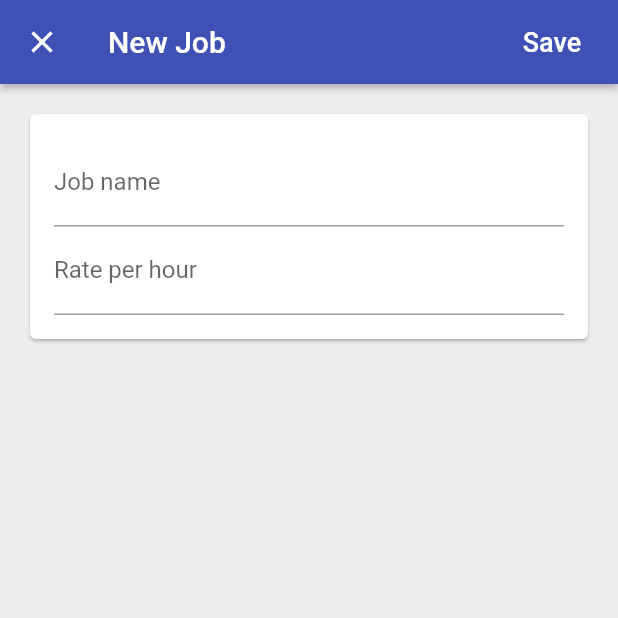
After one commit to sangphan45/time_tracker_flutter, a Flutter app: the screen it shows once a user with an empty profile is signed in, after a tap on the "add" icon, on a phone screen of 412 x 824 dp, the top half of it. The commit adds this screen. Run offline on Flutter 3.47's test engine with Material 2 defaults, Android fonts, the phone set to English and light mode, and no system bars; our stand-ins replace cloud_firestore, firebase_auth, firebase_core, google_sign_in; missing offline and left inert: flutter_facebook_login; accounts and stored records are empty.

Commit message:
building Job Page

```diff
--- /dev/null
+++ b/lib/app/home/jobs/edit_job_page.dart
@@ -0,0 +1,141 @@
+import 'package:flutter/material.dart';
+import 'package:flutter/services.dart';
+import 'package:provider/provider.dart';
+import 'package:time_tracker_flutter/app/home/models/job.dart';
+import 'package:time_tracker_flutter/common_widgets/platform_alert_dialog.dart';
+import 'package:time_tracker_flutter/common_widgets/platform_exception_alert_dialog.dart';
+import 'package:time_tracker_flutter/services/database.dart';
+
+class EditJobPage extends StatefulWidget {
+  const EditJobPage({super.key, required this.database, this.job});
+  final Database database;
+  final Job? job;
+
+  static Future<void> show(BuildContext context, {Job? job}) async {
+    final database = Provider.of<Database>(context, listen: false);
+    await Navigator.of(context).push(
+      MaterialPageRoute(
+        builder: (context) => EditJobPage(database: database, job: job),
+        fullscreenDialog: true,
+      ),
+    );
+  }
+
+  @override
+  State<EditJobPage> createState() => _EditJobPageState();
+}
+
+class _EditJobPageState extends State<EditJobPage> {
+  final _formKey = GlobalKey<FormState>();
+
+  String? _name;
+  int? _ratePerHour;
+
+  @override
+  void initState() {
+    super.initState();
+    if (widget.job != null) {
+      _name = widget.job!.name;
+      _ratePerHour = widget.job!.ratePerHour;
+    }
+  }
+
+  bool _validateAndSaveForm() {
+    final form = _formKey.currentState!;
+    if (form.validate()) {
+      form.save();
+      return true;
+    }
+    return false;
+  }
+
+  Future<void> _submit() async {
+    if (_validateAndSaveForm()) {
+      try {
+        final jobs = await widget.database.jobsStream().first;
+        final allNames = jobs.map((job) => job.name).toList();
+        if (allNames.contains(_name)) {
+          PlatformAlertDialog(
+            title: 'Name already used',
+            content: 'Please choose a different job name',
+            defaultActionText: 'OK',
+          ).show(context);
+        } else {
+          final id = widget.job?.id ?? documentIdFromCurrentDate();
+          final job =
+              Job(id: id, name: _name ?? '', ratePerHour: _ratePerHour ?? 0);
+          await widget.database.setJob(job);
+          Navigator.of(context).pop();
+        }
+      } on PlatformException catch (e) {
+        PlatformExceptionAlertDialog(
+          title: 'Operation failed',
+          exception: PlatformException(code: e.code, message: e.message),
+        ).show(context);
+      }
+    }
+  }
+
+  @override
+  Widget build(BuildContext context) {
+    return Scaffold(
+      appBar: AppBar(
+        elevation: 2.0,
+        title: Text(widget.job == null ? 'New Job' : 'Edit Job'),
+        actions: <Widget>[
+          FlatButton(
+            child: Text('Save',
+                style: TextStyle(fontSize: 18, color: Colors.white)),
+            onPressed: _submit,
+          ),
+        ],
+      ),
+      body: _buildContents(),
+      backgroundColor: Colors.grey[200],
+    );
+  }
+
+  Widget _buildContents() {
+    return SingleChildScrollView(
+      child: Padding(
+        padding: const EdgeInsets.all(16.0),
+        child: Card(
+          child: Padding(
+            padding: const EdgeInsets.all(16.0),
+            child: _buildForm(),
+          ),
+        ),
+      ),
+    );
+  }
+
+  Widget _buildForm() {
+    return Form(
+      key: _formKey,
+      child: Column(
+        crossAxisAlignment: CrossAxisAlignment.stretch,
+        children: _buildFormChildren(),
+      ),
+    );
+  }
+
+  List<Widget> _buildFormChildren() {
+    return [
+      TextFormField(
+        decoration: InputDecoration(labelText: 'Job name'),
+        initialValue: _name,
+        validator: (value) => value!.isNotEmpty ? null : 'Name can\'t be empty',
+        onSaved: (value) => _name = value,
+      ),
+      TextFormField(
+        decoration: InputDecoration(labelText: 'Rate per hour'),
+        initialValue: _ratePerHour != null ? '$_ratePerHour' : null,
+        keyboardType: TextInputType.numberWithOptions(
+          signed: false,
+          decimal: false,
+        ),
+        onSaved: (value) => _ratePerHour = int.tryParse(value ?? '') ?? 0,
+      ),
+    ];
+  }
+}
--- /dev/null
+++ b/lib/app/home/jobs/job_list_tile.dart
@@ -0,0 +1,17 @@
+import 'package:flutter/material.dart';
+import 'package:time_tracker_flutter/app/home/models/job.dart';
+
+class JobListTile extends StatelessWidget {
+  const JobListTile({super.key, required this.job, this.onTap});
+  final Job job;
+  final VoidCallback? onTap;
+
+  @override
+  Widget build(BuildContext context) {
+    return ListTile(
+      title: Text(job.name),
+      trailing: Icon(Icons.chevron_right),
+      onTap: onTap,
+    );
+  }
+}
--- a/lib/app/home/jobs/jobs_page.dart
+++ b/lib/app/home/jobs/jobs_page.dart
@@ -2,7 +2,8 @@ import 'package:firebase_auth/firebase_auth.dart';
 import 'package:flutter/material.dart';
 import 'package:flutter/services.dart';
 import 'package:provider/provider.dart';
-import 'package:time_tracker_flutter/app/home/jobs/add_job_page.dart';
+import 'package:time_tracker_flutter/app/home/jobs/edit_job_page.dart';
+import 'package:time_tracker_flutter/app/home/jobs/job_list_tile.dart';
 import 'package:time_tracker_flutter/app/home/models/job.dart';
 import 'package:time_tracker_flutter/common_widgets/platform_alert_dialog.dart';
 import 'package:time_tracker_flutter/common_widgets/platform_exception_alert_dialog.dart';
@@ -31,17 +32,17 @@ class JobsPage extends StatelessWidget {
     }
   }
 
-  Future<void> _createJob(BuildContext context) async {
-    try {
-      final database = Provider.of<Database>(context, listen: false);
-      await database.createJob(Job(name: 'Blogging', ratePerHour: 10));
-    } on FirebaseException catch (e) {
-      PlatformExceptionAlertDialog(
-        title: 'Operation failed',
-        exception: PlatformException(code: e.code, message: e.message),
-      ).show(context);
-    }
-  }
+  // Future<void> _createJob(BuildContext context) async {
+  //   try {
+  //     final database = Provider.of<Database>(context, listen: false);
+  //     await database.setJob(Job(name: 'Blogging', ratePerHour: 10));
+  //   } on FirebaseException catch (e) {
+  //     PlatformExceptionAlertDialog(
+  //       title: 'Operation failed',
+  //       exception: PlatformException(code: e.code, message: e.message),
+  //     ).show(context);
+  //   }
+  // }
 
   @override
   Widget build(BuildContext context) {
@@ -61,7 +62,7 @@ class JobsPage extends StatelessWidget {
       body: _buildContents(context),
       floatingActionButton: FloatingActionButton(
         child: Icon(Icons.add),
-        onPressed: () => AddJobPage.show(context),
+        onPressed: () => EditJobPage.show(context),
       ),
     );
   }
@@ -73,7 +74,12 @@ class JobsPage extends StatelessWidget {
       builder: (context, snapshot) {
         if (snapshot.hasData) {
           final jobs = snapshot.data!;
-          final children = jobs.map((job) => Text(job.name)).toList();
+          final children = jobs
+              .map((job) => JobListTile(
+                    job: job,
+                    onTap: () => EditJobPage.show(context, job: job),
+                  ))
+              .toList();
           return ListView(children: children);
         }
         if (snapshot.hasError) {
--- a/lib/app/home/models/job.dart
+++ b/lib/app/home/models/job.dart
@@ -1,9 +1,10 @@
 class Job {
-  Job({required this.name, required this.ratePerHour});
+  Job({required this.id, required this.name, required this.ratePerHour});
+  final String id;
   final String name;
   final int ratePerHour;
 
-  factory Job.fromMap(Map<String, dynamic> data) {
+  factory Job.fromMap(Map<String, dynamic> data, String documentId) {
     // if (data == null) {
     //   return null;
     // }
@@ -11,6 +12,7 @@ class Job {
     final String name = data['name'];
     final int ratePerHour = data['ratePerHour'];
     return Job(
+      id: documentId,
       name: name,
       ratePerHour: ratePerHour,
     );
--- a/lib/services/database.dart
+++ b/lib/services/database.dart
@@ -4,23 +4,25 @@ import 'package:time_tracker_flutter/services/api_path.dart';
 import 'package:time_tracker_flutter/services/firestore_service.dart';
 
 abstract class Database {
-  Future<void> createJob(Job job);
+  Future<void> setJob(Job job);
   Stream<List<Job>> jobsStream();
 }
 
-final _service = FirestoreService.instance;
+String documentIdFromCurrentDate() => DateTime.now().toIso8601String();
 
 class FirestoreDatabase implements Database {
   FirestoreDatabase({required this.uid}) : assert(uid != null);
   final String uid;
 
-  Future<void> createJob(Job job) async => await _service.setData(
-        path: APIPath.job(uid, 'job_abc'),
+  final _service = FirestoreService.instance;
+
+  Future<void> setJob(Job job) async => await _service.setData(
+        path: APIPath.job(uid, job.id),
         data: job.toMap(),
       );
 
   Stream<List<Job>> jobsStream() => _service.collectionStream(
         path: APIPath.jobs(uid),
-        builder: (data) => Job.fromMap(data),
+        builder: (data, documentId) => Job.fromMap(data, documentId),
       );
 }
--- a/lib/services/firestore_service.dart
+++ b/lib/services/firestore_service.dart
@@ -13,14 +13,14 @@ class FirestoreService {
 
   Stream<List<T>> collectionStream<T>({
     required String path,
-    required T builder(Map<String, dynamic> data),
+    required T builder(Map<String, dynamic> data, String documentId),
   }) {
     final reference = FirebaseFirestore.instance.collection(path);
     final snapshots = reference.snapshots();
     return snapshots.map(
       (snapshot) => snapshot.docs
           .map(
-            (snapshot) => builder(snapshot.data()),
+            (snapshot) => builder(snapshot.data(), snapshot.id),
           )
           .toList(),
     );
```
Also changed, not shown: lib/app/home/jobs/add_job_page.dart (deleted, +0 -100 lines).
